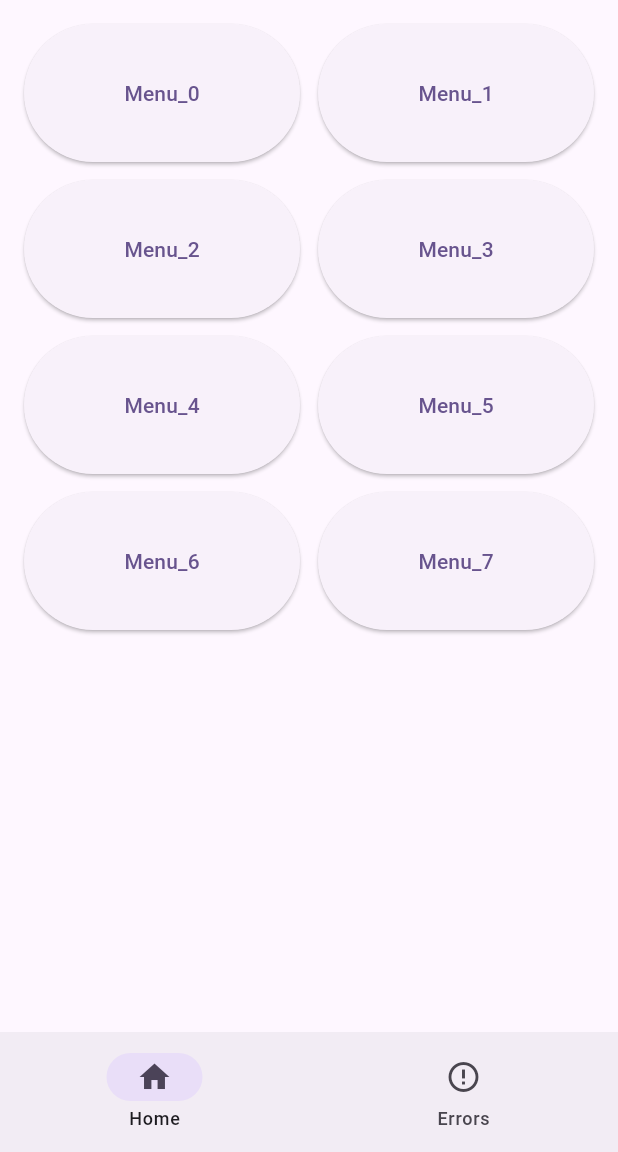
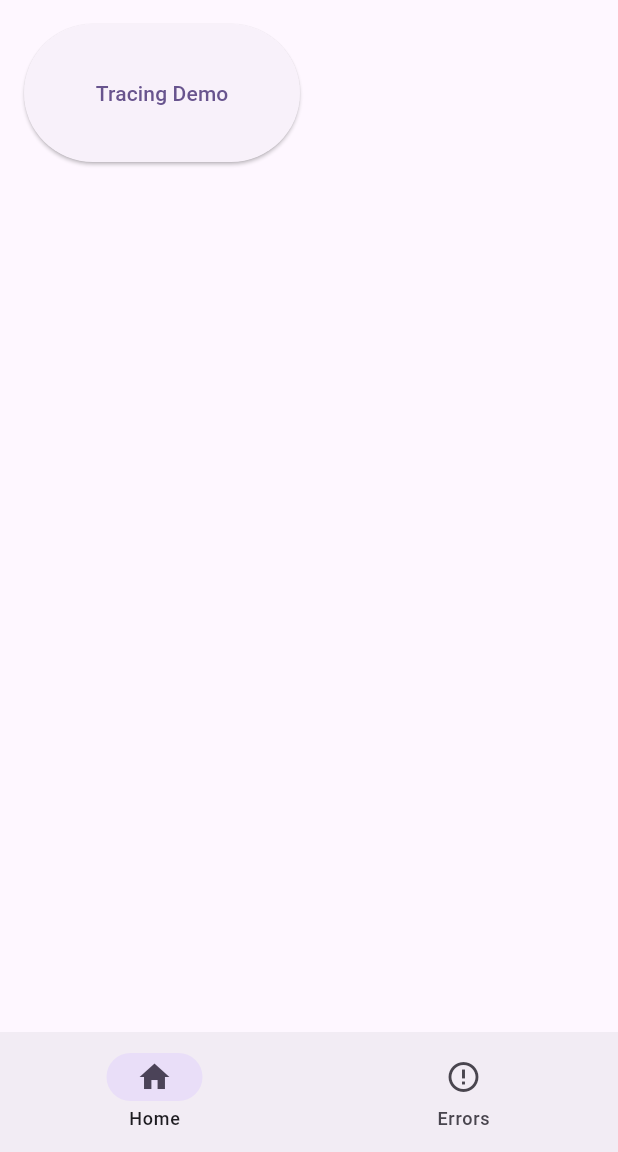
Before and after one commit to embrace-io/embrace-flutter-dartastic, a Flutter app: the screen it shows after launch, on a phone screen of 412 x 824 dp, the part 84-1236 px from its top. Run offline on Flutter 3.47's test engine with Material 3 defaults, Android fonts, the phone set to English and light mode, and no system bars; missing offline and left inert: flutterrific_opentelemetry.

Commit message:
Created tracing demo screen

```diff
--- a/lib/screens/home_page.dart
+++ b/lib/screens/home_page.dart
@@ -1,6 +1,6 @@
 import 'package:flutter/material.dart';
 
-import 'menu_detail_view.dart';
+import 'tracing_demo_screen.dart';
 
 class HomePage extends StatelessWidget {
   const HomePage({super.key});
@@ -14,27 +14,24 @@ class HomePage extends StatelessWidget {
       ),
       body: Padding(
         padding: const EdgeInsets.all(16.0),
-        child: GridView.builder(
-          gridDelegate: const SliverGridDelegateWithFixedCrossAxisCount(
+        child: GridView.count(
           crossAxisCount: 2,
           crossAxisSpacing: 12,
           mainAxisSpacing: 12,
           childAspectRatio: 2,
-          ),
-          itemCount: 8,
-          itemBuilder: (context, index) {
-            return ElevatedButton(
+          children: [
+            ElevatedButton(
               onPressed: () {
-                if (index == 0) {
                 Navigator.push(
                   context,
-                    MaterialPageRoute(builder: (context) => const MenuDetailView()),
-                  );
-                }
-              },
-              child: Text('Menu_$index'),
+                  MaterialPageRoute(
+                    builder: (context) => const TracingDemoScreen(),
+                  ),
                 );
               },
+              child: const Text('Tracing Demo'),
+            ),
+          ],
         ),
       ),
     );
```
Also changed, not shown: lib/screens/tracing_demo_screen.dart (added, +18 -0 lines). Lines whose indentation alone changed are shown as unchanged.
